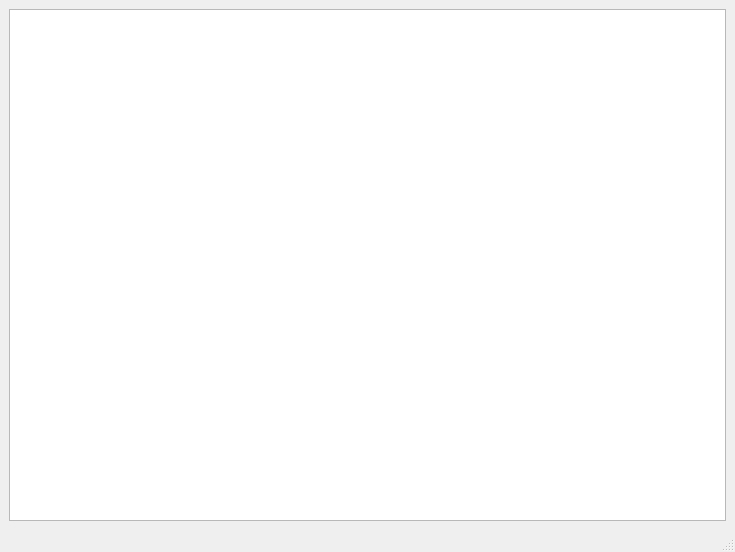
mnowiasz/qisit, file src/qisit/qt/dataeditor/ui/data_editor.ui: the form before one commit.
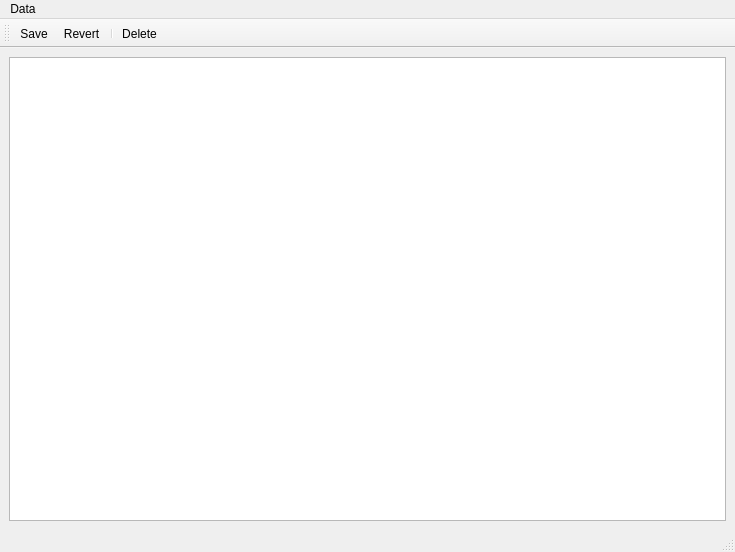
The form after the commit. Icons and pictures are not drawn.

What changed in the file:
```diff
--- a/src/qisit/qt/dataeditor/ui/data_editor.ui
+++ b/src/qisit/qt/dataeditor/ui/data_editor.ui
@@ -32,8 +32,58 @@
      <height>30</height>
     </rect>
    </property>
+   <widget class="QMenu" name="menuData">
+    <property name="title">
+     <string>Data</string>
+    </property>
+    <addaction name="actionSave"/>
+    <addaction name="actionRevert"/>
+   </widget>
+   <addaction name="menuData"/>
   </widget>
   <widget class="QStatusBar" name="statusbar"/>
+  <widget class="QToolBar" name="toolBar">
+   <property name="windowTitle">
+    <string>toolBar</string>
+   </property>
+   <attribute name="toolBarArea">
+    <enum>TopToolBarArea</enum>
+   </attribute>
+   <attribute name="toolBarBreak">
+    <bool>false</bool>
+   </attribute>
+   <addaction name="actionSave"/>
+   <addaction name="actionRevert"/>
+   <addaction name="separator"/>
+   <addaction name="actionDelete"/>
+  </widget>
+  <action name="actionSave">
+   <property name="icon">
+    <iconset resource="../../resources/resources.qrc">
+     <normaloff>:/icons/disk.png</normaloff>:/icons/disk.png</iconset>
+   </property>
+   <property name="text">
+    <string>Save</string>
+   </property>
+  </action>
+  <action name="actionRevert">
+   <property name="icon">
+    <iconset resource="../../resources/resources.qrc">
+     <normaloff>:/icons/arrow-return-180-left.png</normaloff>:/icons/arrow-return-180-left.png</iconset>
+   </property>
+   <property name="text">
+    <string>Revert</string>
+   </property>
+  </action>
+  <action name="actionDelete">
+   <property name="icon">
+    <iconset resource="../../resources/resources.qrc">
+     <normaloff>:/icons/minus.png</normaloff>:/icons/minus.png</iconset>
+   </property>
+   <property name="text">
+    <string>Delete</string>
+   </property>
+  </action>
  </widget>
  <resources>
   <include location="../../resources/resources.qrc"/>
```
Left out of the diff: 15 changed lines with no effect on the pictures.
